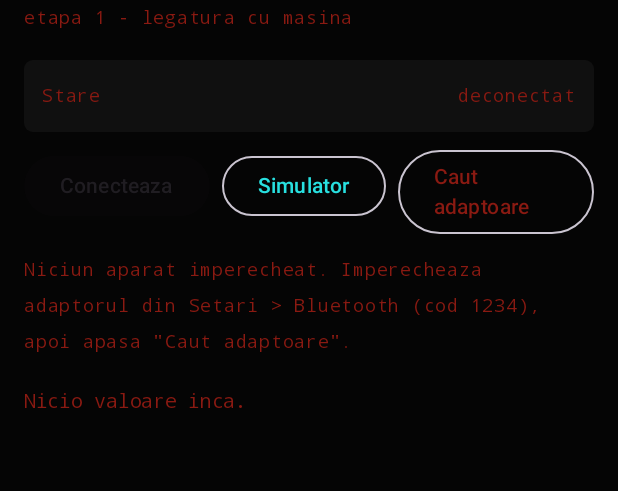
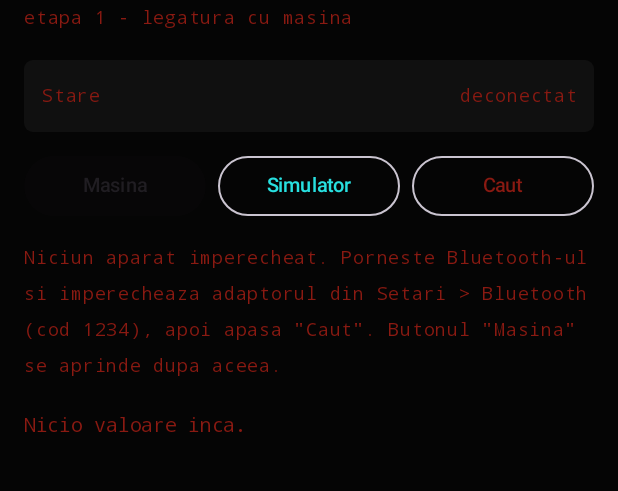
Before and after one commit to victorrosu82-glitch/kitt-dash, an Android app built with Jetpack Compose: the screen it shows after launch (MainActivity), on a phone screen of 412 x 824 dp, the part 64-555 px from its top. Run offline under Robolectric (Android 15) with nearby library versions, the phone set to English and light mode, and no system bars.

Commit message:
Probat pe telefon: layout reparat dupa ce l-am vazut pe ecran
Pe Samsung SM-S936B (Android 17) aplicatia porneste, serviciul se ridica si
simulatorul da 22 de raspunsuri pe secunda. Doua lucruri s-au vazut abia pe
telefon:

- trei butoane nu incapeau pe un rand: al treilea era strivit intr-o dunga
  verticala. Acum fiecare primeste o parte egala din latime si texte scurte
  (Masina / Simulator / Caut).
- eticheta se rupea in doua ca sa faca loc valorii ("Protoc ol"). Acum
  eticheta sta pe latime fixa si valoarea se rupe, aliniata la dreapta.

Textul de ajutor spune si ca Bluetooth-ul trebuie pornit, nu doar ca
adaptorul trebuie imperecheat.

Co-Authored-By: Claude Opus 5 <noreply@anthropic.com>

```diff
--- a/app/src/main/java/ro/vix/kittdash/ui/MainActivity.kt
+++ b/app/src/main/java/ro/vix/kittdash/ui/MainActivity.kt
@@ -10,6 +10,7 @@ import androidx.activity.result.contract.ActivityResultContracts
 import androidx.compose.foundation.background
 import androidx.compose.foundation.layout.Arrangement
 import androidx.compose.foundation.layout.Column
+import androidx.compose.foundation.layout.PaddingValues
 import androidx.compose.foundation.layout.Row
 import androidx.compose.foundation.layout.Spacer
 import androidx.compose.foundation.layout.fillMaxSize
@@ -17,6 +18,7 @@ import androidx.compose.foundation.layout.fillMaxWidth
 import androidx.compose.foundation.layout.height
 import androidx.compose.foundation.layout.padding
 import androidx.compose.foundation.layout.systemBarsPadding
+import androidx.compose.foundation.layout.width
 import androidx.compose.foundation.lazy.LazyColumn
 import androidx.compose.foundation.lazy.items
 import androidx.compose.foundation.shape.RoundedCornerShape
@@ -36,6 +38,7 @@ import androidx.compose.ui.Modifier
 import androidx.compose.ui.graphics.Color
 import androidx.compose.ui.text.font.FontFamily
 import androidx.compose.ui.text.font.FontWeight
+import androidx.compose.ui.text.style.TextAlign
 import androidx.compose.ui.unit.dp
 import androidx.compose.ui.unit.sp
 import androidx.lifecycle.compose.collectAsStateWithLifecycle
@@ -118,32 +121,46 @@ private fun EcranDeTest(vm: MainViewModel = viewModel()) {
         PanouStare(stare)
 
         Spacer(Modifier.height(12.dp))
-        Row(horizontalArrangement = Arrangement.spacedBy(8.dp)) {
+        // Trei butoane nu incap pe un rand de telefon: fiecare primeste o
+        // parte egala din latime si un text scurt.
+        Row(
+            modifier = Modifier.fillMaxWidth(),
+            horizontalArrangement = Arrangement.spacedBy(8.dp),
+        ) {
             if (stare.conexiune == StareConexiune.DECONECTAT) {
                 Button(
                     onClick = { vm.adaptorProbabil()?.let(vm::conecteaza) },
                     colors = ButtonDefaults.buttonColors(containerColor = ROSU),
                     enabled = adaptoare.isNotEmpty(),
-                ) { Text("Conecteaza") }
-                OutlinedButton(onClick = vm::conecteazaSimulator) {
-                    Text("Simulator", color = CYAN)
-                }
+                    contentPadding = PaddingValues(horizontal = 8.dp, vertical = 10.dp),
+                    modifier = Modifier.weight(1f),
+                ) { Text("Masina", maxLines = 1, fontSize = 13.sp) }
+                OutlinedButton(
+                    onClick = vm::conecteazaSimulator,
+                    contentPadding = PaddingValues(horizontal = 8.dp, vertical = 10.dp),
+                    modifier = Modifier.weight(1f),
+                ) { Text("Simulator", color = CYAN, maxLines = 1, fontSize = 13.sp) }
             } else {
-                OutlinedButton(onClick = vm::deconecteaza) {
-                    Text("Opreste", color = AMBRA)
-                }
+                OutlinedButton(
+                    onClick = vm::deconecteaza,
+                    contentPadding = PaddingValues(horizontal = 8.dp, vertical = 10.dp),
+                    modifier = Modifier.weight(1f),
+                ) { Text("Opreste", color = AMBRA, maxLines = 1, fontSize = 13.sp) }
             }
-            OutlinedButton(onClick = { adaptoare = vm.adaptoare() }) {
-                Text("Caut adaptoare", color = ROSU_STINS)
-            }
+            OutlinedButton(
+                onClick = { adaptoare = vm.adaptoare() },
+                contentPadding = PaddingValues(horizontal = 8.dp, vertical = 10.dp),
+                modifier = Modifier.weight(1f),
+            ) { Text("Caut", color = ROSU_STINS, maxLines = 1, fontSize = 13.sp) }
         }
 
         if (stare.conexiune == StareConexiune.DECONECTAT) {
             Spacer(Modifier.height(12.dp))
             Text(
                 text = if (adaptoare.isEmpty()) {
-                    "Niciun aparat imperecheat. Imperecheaza adaptorul din " +
-                        "Setari > Bluetooth (cod 1234), apoi apasa \"Caut adaptoare\"."
+                    "Niciun aparat imperecheat. Porneste Bluetooth-ul si " +
+                        "imperecheaza adaptorul din Setari > Bluetooth (cod 1234), " +
+                        "apoi apasa \"Caut\". Butonul \"Masina\" se aprinde dupa aceea."
                 } else {
                     "Imperecheate: " + adaptoare.joinToString { it.nume }
                 },
@@ -231,19 +248,27 @@ private fun ListaValori(stare: CarState) {
 
 @Composable
 private fun Rand(eticheta: String, valoare: String, culoare: Color) {
-    Row(modifier = Modifier.fillMaxWidth()) {
+    Row(
+        modifier = Modifier.fillMaxWidth(),
+        verticalAlignment = Alignment.Top,
+    ) {
+        // Eticheta sta pe o latime fixa, ca valorile lungi (protocolul) sa
+        // aiba loc sa se rupa in randuri, nu sa rupa eticheta in doua.
         Text(
             text = eticheta,
             color = ROSU_STINS,
             fontSize = 12.sp,
             fontFamily = FontFamily.Monospace,
-            modifier = Modifier.weight(1f),
+            maxLines = 1,
+            modifier = Modifier.width(118.dp),
         )
         Text(
             text = valoare,
             color = culoare,
             fontSize = 12.sp,
             fontFamily = FontFamily.Monospace,
+            textAlign = TextAlign.End,
+            modifier = Modifier.weight(1f),
         )
     }
 }
```
